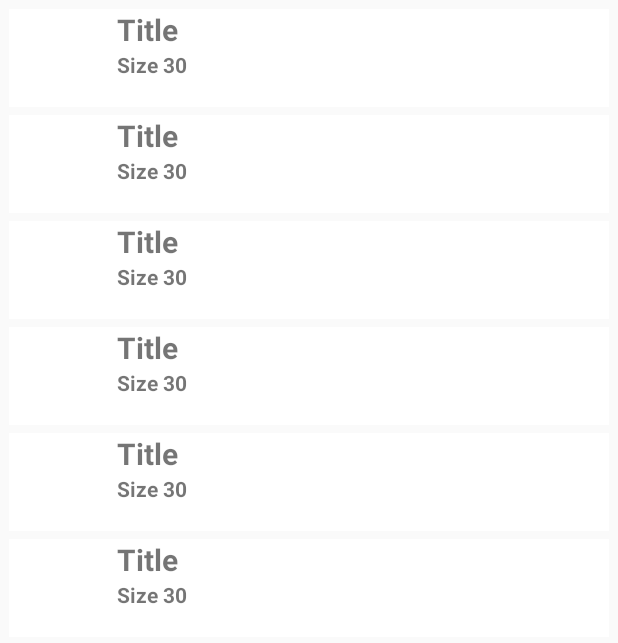
After one commit to devildanger973/samplemvvm, an Android app: the layout content_main.xml on its own in the app's theme, with its tools: preview values and no code run, on a phone screen of 412 x 824 dp. The commit adds this screen. Shown: the top 643 px of the screen. Run offline under Robolectric (Android 15) with nearby library versions, the phone set to English and light mode, and no system bars.

Commit message:
Bottom Sheet list folder Bottom Sheet

```diff
--- a/app/src/main/AndroidManifest.xml
+++ b/app/src/main/AndroidManifest.xml
@@ -55,7 +55,7 @@
         <activity
             android:name=".MarsPhotoActivity"
             android:exported="true" />
-
+        <activity android:name="bottomsheet.ContentActivity"/>
         <service
             android:name=".MyFirebaseMessagingService"
             android:exported="true">
--- /dev/null
+++ b/app/src/main/res/layout/bottom_sheet.xml
@@ -0,0 +1,51 @@
+<?xml version="1.0" encoding="utf-8"?>
+<LinearLayout xmlns:android="http://schemas.android.com/apk/res/android"
+    xmlns:app="http://schemas.android.com/apk/res-auto"
+    android:id="@+id/bottom_sheet"
+    android:layout_width="match_parent"
+    android:layout_height="65dp"
+    android:background="#fff"
+    android:orientation="horizontal"
+    app:behavior_hideable="true"
+    app:behavior_peekHeight="56dp"
+    app:layout_behavior="android.support.design.widget.BottomSheetBehavior"
+    android:layout_marginBottom="5dp"
+    android:weightSum="3"
+    >
+    <ImageView
+        android:id="@+id/btn_sheet"
+        android:layout_width="100dp"
+        android:layout_height="65dp"
+        android:clickable="false"
+        android:focusable="false"
+        android:scaleType="centerCrop"
+        android:layout_weight="1"
+        />
+
+    <LinearLayout
+        android:layout_width="match_parent"
+        android:layout_height="wrap_content"
+        android:orientation="vertical"
+        android:weightSum="2"
+        android:layout_weight="2"
+        android:layout_marginStart="5dp"
+        >
+        <TextView
+            android:id="@+id/tt_sheet"
+            android:layout_width="wrap_content"
+            android:gravity="left"
+            android:layout_height="wrap_content"
+            android:textStyle="bold"
+            android:textSize="20dp"
+            android:layout_weight="1"
+            android:text="Title"/>
+        <TextView
+            android:id="@+id/size_sheet"
+            android:layout_width="wrap_content"
+            android:gravity="left"
+            android:layout_height="wrap_content"
+            android:textStyle="bold"
+            android:layout_weight="1"
+            android:text="Size 30"/>
+    </LinearLayout>
+</LinearLayout>
--- /dev/null
+++ b/app/src/main/res/layout/content_main.xml
@@ -0,0 +1,27 @@
+<?xml version="1.0" encoding="utf-8"?>
+<androidx.constraintlayout.widget.ConstraintLayout xmlns:android="http://schemas.android.com/apk/res/android"
+    android:layout_width="match_parent"
+    android:layout_height="match_parent"
+    xmlns:tools="http://schemas.android.com/tools"
+    xmlns:app="http://schemas.android.com/apk/res-auto"
+    tools:layout="@layout/bottom_sheet"
+    android:id="@+id/content_bottom_sheet"
+    app:layout_behavior="@string/appbar_scrolling_view_behavior"
+    tools:context="info.androidhive.bottomsheet.MainActivity"
+    >
+    <androidx.recyclerview.widget.RecyclerView
+        android:clipToPadding="false"
+        android:id="@+id/photos_grid_fo"
+        android:layout_height="match_parent"
+        android:layout_width="match_parent"
+        android:padding="6dp"
+        app:layoutManager="androidx.recyclerview.widget.GridLayoutManager"
+        app:layout_constraintBottom_toBottomOf="parent"
+        app:layout_constraintLeft_toLeftOf="parent"
+        app:layout_constraintRight_toRightOf="parent"
+        app:layout_constraintTop_toTopOf="parent"
+        app:spanCount="1"
+        tools:itemCount="16"
+        tools:listitem="@layout/bottom_sheet" />
+
+</androidx.constraintlayout.widget.ConstraintLayout>
--- a/app/src/main/res/values/dimens.xml
+++ b/app/src/main/res/values/dimens.xml
@@ -4,4 +4,6 @@
     <dimen name="dp_180">180dp</dimen>
     <dimen name="big_padding">16dp</dimen>
     <dimen name="min_height">48dp</dimen>
+    <dimen name="activity_margin">48dp</dimen>
+
 </resources>
--- a/app/src/main/res/values/themes.xml
+++ b/app/src/main/res/values/themes.xml
@@ -35,4 +35,6 @@
         <item name="actionModeCloseDrawable">@android:drawable/ic_menu_close_clear_cancel</item>
         <item name="actionBarTheme">@style/ThemeOverlay.MaterialComponents.Dark.ActionBar</item>
     </style>
+<!--Room - Database-->
+
 </resources>
```
Also changed, not shown: app/build.gradle (+7 -1 lines), app/src/main/java/bottomsheet/ContentActivity.kt (added, +110 -0 lines), app/src/main/java/bottomsheet/FolderData.kt (added, +25 -0 lines), app/src/main/java/bottomsheet/FolderDataAdapter.kt (added, +160 -0 lines), app/src/main/java/bottomsheet/ModalBottomSheet.kt (added, +120 -0 lines), app/src/main/java/com/example/myapplication/MainActivity.kt (+28 -14 lines), app/src/main/res/layout/activity_main.xml (+20 -3 lines).
